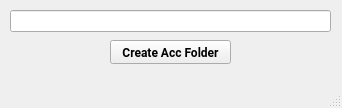
Old version of the form PyPassManGUI/window_ui_files/CreateAccFolderWindow.ui in the repository Obscurely/PyPassMan.
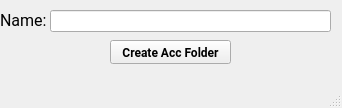
New version of the form.

```diff
--- a/PyPassManGUI/window_ui_files/CreateAccFolderWindow.ui
+++ b/PyPassManGUI/window_ui_files/CreateAccFolderWindow.ui
@@ -22,9 +22,9 @@
    <widget class="QLineEdit" name="FolderNameInput">
     <property name="geometry">
      <rect>
-      <x>10</x>
+      <x>50</x>
       <y>10</y>
-      <width>321</width>
+      <width>281</width>
       <height>22</height>
      </rect>
     </property>
@@ -57,6 +57,26 @@
      <string>Return</string>
     </property>
    </widget>
+   <widget class="QLabel" name="label">
+    <property name="geometry">
+     <rect>
+      <x>0</x>
+      <y>10</y>
+      <width>51</width>
+      <height>21</height>
+     </rect>
+    </property>
+    <property name="font">
+     <font>
+      <family>Roboto</family>
+      <pointsize>12</pointsize>
+      <bold>false</bold>
+     </font>
+    </property>
+    <property name="text">
+     <string>Name:</string>
+    </property>
+   </widget>
   </widget>
   <widget class="QMenuBar" name="menubar">
    <property name="geometry">
```
